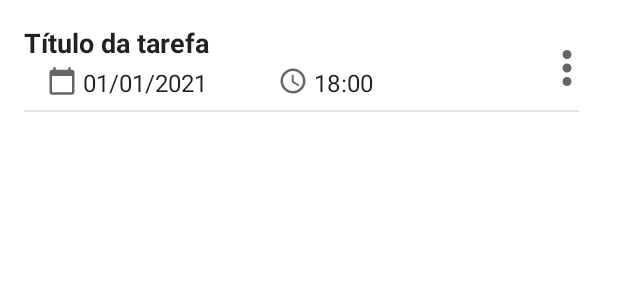
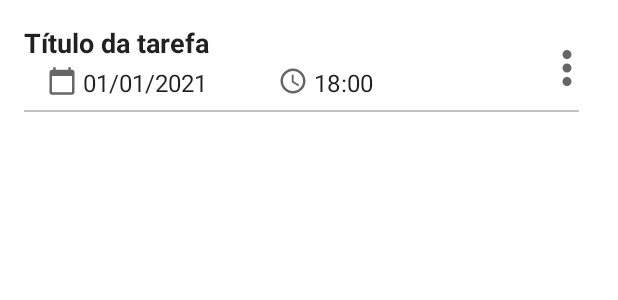
Before and after one commit to lucasrmoro/To-Do, an Android app: the layout list_task_item.xml on its own in the app's theme, with its tools: preview values and no code run, on a phone screen of 412 x 824 dp. Shown: the top 300 px of the screen. Run offline under Robolectric (Android 15) with nearby library versions, the phone set to English and light mode, and no system bars.

Commit message:
Adding new color

```diff
--- a/app/src/main/res/values/colors.xml
+++ b/app/src/main/res/values/colors.xml
@@ -7,6 +7,7 @@
     <color name="teal_700">#FF018786</color>
     <color name="black">#FF000000</color>
     <color name="white">#FFFFFFFF</color>
-    <color name="gray">#E2E1E3</color>
+    <color name="medium_gray">#757575</color>
+    <color name="gray">#C3C3C3</color>
     <color name="error_color">#D11818</color>
 </resources>
```
